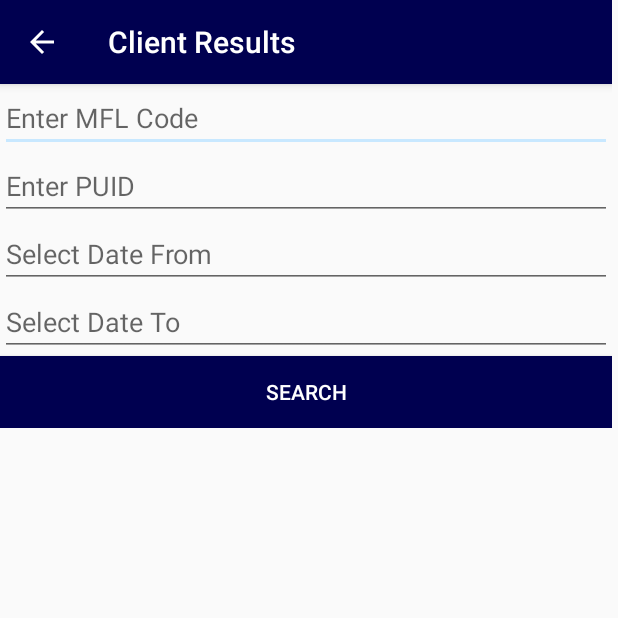
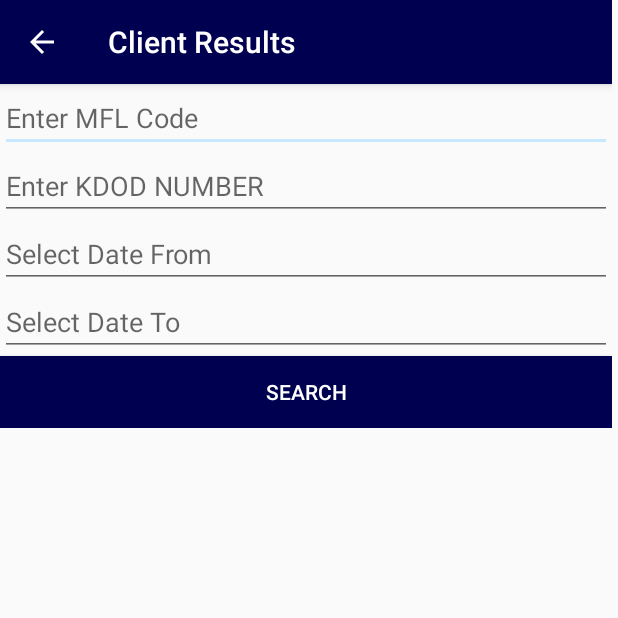
Before and after one commit to mHealthKenya/mLabAndroid, an Android app: the Individualresults screen opened directly, with no data from a screen before it, on a phone screen of 412 x 824 dp, the top half of it. Run offline under Robolectric (Android 15) with nearby library versions, the phone set to English and light mode, and no system bars.

Commit message:
added dod  logo

```diff
--- a/app/src/main/res/layout/client_individual_results.xml
+++ b/app/src/main/res/layout/client_individual_results.xml
@@ -70,7 +70,7 @@
                 android:inputType="number"
                 android:id="@+id/client_puid"
 
-                android:hint="Enter PUID"
+                android:hint="Enter KDOD NUMBER"
                 android:layout_height="wrap_content" />
 
 
--- a/app/src/main/res/layout/options.xml
+++ b/app/src/main/res/layout/options.xml
@@ -217,7 +217,7 @@
             <ImageView
                 android:layout_width="match_parent"
                 android:layout_height="match_parent"
-                android:src="@drawable/mohkenya"
+                android:src="@drawable/dod_logo"
                 android:padding="4dp"
                 android:onClick="gomoh"
                 android:id="@+id/imageView2"
--- a/app/src/main/res/layout/register.xml
+++ b/app/src/main/res/layout/register.xml
@@ -77,7 +77,7 @@
 
                         android:drawableTint="#FF4081"
                         android:singleLine="true"
-                        android:hint="Patient Unique identifier"
+                            android:hint="KDOD NUMBER"
                         android:id="@+id/ccno"
                         android:inputType="text" />
                 </com.google.android.material.textfield.TextInputLayout>
--- a/app/src/main/res/values/strings.xml
+++ b/app/src/main/res/values/strings.xml
@@ -1,5 +1,5 @@
 <resources>
-    <string name="app_name">mLab</string>
+    <string name="app_name">mLab DOD</string>
     <string name="action_settings">Settings</string>
     <string name="action_helpline">Help Line</string>
     <string name="logout">Logout</string>
```
Also changed, not shown: app/src/main/res/drawable/dod_logo.jpeg (added).
